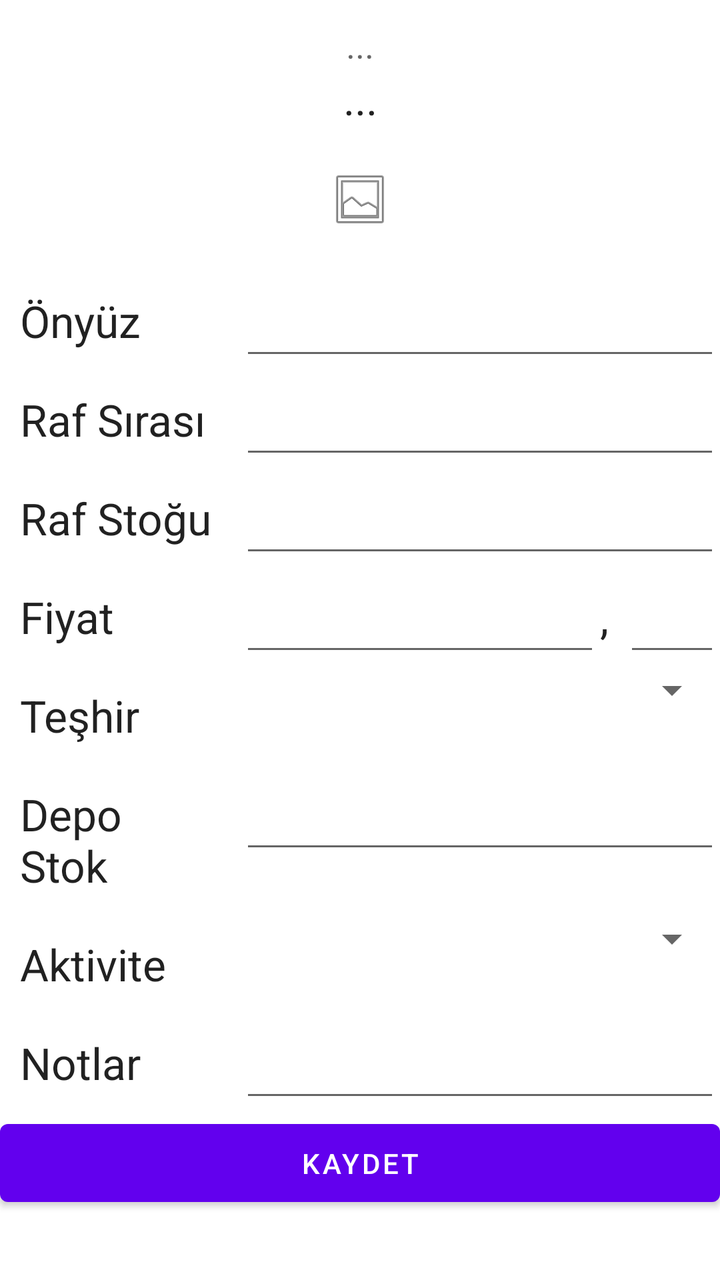
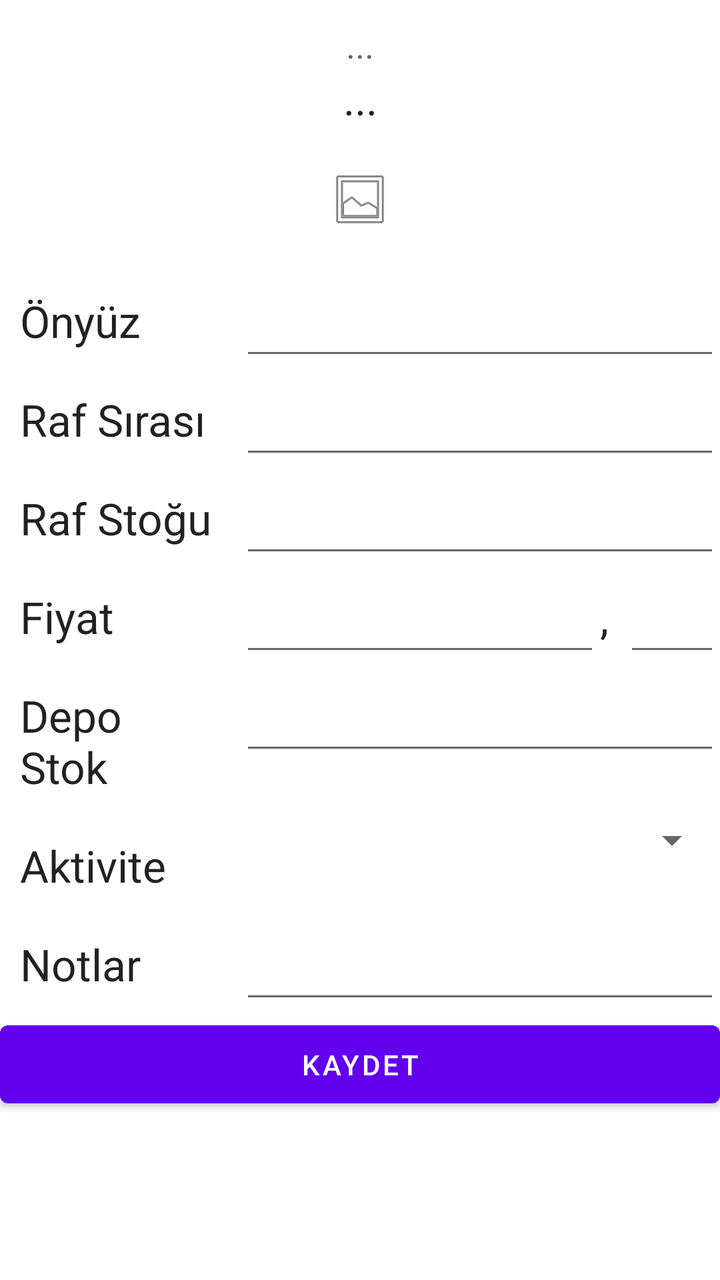

An Android layout rendered at two revisions. The XML below is the earlier revision; the diff shows what the commit changed to produce the second picture.
<!-- AndroidManifest.xml: fallback theme Theme.MaterialComponents.DayNight.NoActionBar -->
<!-- res/layout/merchdataentry.xml -->
<LinearLayout android:orientation="vertical" android:layout_width="match_parent" android:descendantFocusability="beforeDescendants" android:focusableInTouchMode="true" android:layout_height="match_parent" xmlns:android="http://schemas.android.com/apk/res/android"><ScrollView android:minWidth="25px" android:minHeight="25px" android:layout_width="match_parent" android:layout_height="wrap_content" android:id="@+id/scrollView1"><LinearLayout android:orientation="vertical" android:layout_width="match_parent" android:layout_height="match_parent"><TextView android:text="..." android:textAppearance="?android:attr/textAppearanceMedium" android:layout_width="match_parent" android:layout_height="wrap_content" android:paddingTop="10dp" android:id="@+id/MerchDataEntry_lblRetailShopName" android:gravity="center_horizontal" /><TextView android:text="..." android:textAppearance="?android:attr/textAppearanceLarge" android:layout_width="match_parent" android:layout_height="wrap_content" android:id="@+id/MerchDataEntry_lblCustomerProductName" android:gravity="center_horizontal" /><ImageView android:src="@android:drawable/ic_menu_gallery" android:layout_width="match_parent" android:layout_height="wrap_content" android:id="@+id/MerchDataEntry_pctCustomerProductPhoto" android:scaleType="fitCenter" android:padding="20dp" /><LinearLayout android:orientation="horizontal" android:minWidth="25px" android:minHeight="25px" android:layout_width="fill_parent" android:layout_height="wrap_content"><TextView android:text="Önyüz" android:textAppearance="?android:attr/textAppearanceLarge" android:layout_height="wrap_content" android:layout_weight="1" android:layout_gravity="left" android:layout_width="0dp" android:padding="10dp" /><EditText android:textAppearance="?android:attr/textAppearanceLarge" android:layout_width="0dp" android:layout_gravity="right" android:layout_height="wrap_content" android:id="@+id/MerchDataEntry_txtFaceCount" android:layout_weight="2" android:padding="10dp" android:gravity="center" android:inputType="number" /></LinearLayout><LinearLayout android:orientation="horizontal" android:minWidth="25px" android:minHeight="25px" android:layout_width="fill_parent" android:layout_height="wrap_content"><TextView android:text="Raf Sırası" android:textAppearance="?android:attr/textAppearanceLarge" android:layout_height="wrap_content" android:layout_weight="1" android:layout_gravity="left" android:layout_width="0dp" android:padding="10dp" /><EditText android:textAppearance="?android:attr/textAppearanceLarge" android:layout_width="0dp" android:layout_gravity="right" android:layout_height="wrap_content" android:id="@+id/MerchDataEntry_txtShelfIndex" android:layout_weight="2" android:padding="10dp" android:gravity="center" android:inputType="number" /></LinearLayout><LinearLayout android:orientation="horizontal" android:minWidth="25px" android:minHeight="25px" android:layout_width="fill_parent" android:layout_height="wrap_content"><TextView android:text="Raf Stoğu" android:textAppearance="?android:attr/textAppearanceLarge" android:layout_height="wrap_content" android:layout_weight="1" android:layout_gravity="left" android:layout_width="0dp" android:padding="10dp" /><EditText android:textAppearance="?android:attr/textAppearanceLarge" android:layout_width="0dp" android:layout_gravity="right" android:layout_height="wrap_content" android:id="@+id/MerchDataEntry_txtShelfStok" android:layout_weight="2" android:padding="10dp" android:gravity="center" android:inputType="number" /></LinearLayout><LinearLayout android:orientation="horizontal" android:minWidth="25px" android:minHeight="25px" android:layout_width="fill_parent" android:layout_height="wrap_content"><TextView android:text="Fiyat" android:textAppearance="?android:attr/textAppearanceLarge" android:layout_height="wrap_content" android:layout_weight="1" android:layout_gravity="left" android:layout_width="0dp" android:padding="10dp" /><EditText android:textAppearance="?android:attr/textAppearanceLarge" android:layout_width="0dp" android:layout_gravity="right" android:layout_height="wrap_content" android:id="@+id/MerchDataEntry_txtShelfPrice1" android:layout_weight="1.5" android:padding="10dp" android:gravity="right" android:inputType="number" /><TextView android:text="," android:textAppearance="?android:attr/textAppearanceLarge" android:layout_height="wrap_content" android:layout_weight="0.1" android:layout_gravity="center" android:layout_width="0dp" /><EditText android:textAppearance="?android:attr/textAppearanceLarge" android:layout_width="0dp" android:layout_gravity="right" android:layout_height="wrap_content" android:id="@+id/MerchDataEntry_txtShelfPrice2" android:layout_weight="0.4" android:padding="10dp" android:gravity="left" android:inputType="number" /></LinearLayout><LinearLayout android:orientation="horizontal" android:minWidth="25px" android:minHeight="25px" android:layout_width="fill_parent" android:layout_height="wrap_content"><TextView android:text="Teşhir" android:textAppearance="?android:attr/textAppearanceLarge" android:layout_height="wrap_content" android:layout_weight="1" android:layout_gravity="left" android:layout_width="0dp" android:padding="10dp" /><Spinner android:id="@+id/MerchDataEntry_wlePromotionTypeName" android:layout_height="wrap_content" android:layout_weight="1" android:layout_gravity="left" android:layout_width="0dp" android:padding="10dp" android:prompt="@string/promotiontypename_prompt" /></LinearLayout><LinearLayout android:orientation="horizontal" android:minWidth="25px" android:minHeight="25px" android:layout_width="fill_parent" android:layout_height="wrap_content"><TextView android:text="Depo Stok" android:textAppearance="?android:attr/textAppearanceLarge" android:layout_height="wrap_content" android:layout_weight="1" android:layout_gravity="left" android:layout_width="0dp" android:padding="10dp" /><EditText android:textAppearance="?android:attr/textAppearanceLarge" android:layout_width="0dp" android:layout_gravity="right" android:layout_height="wrap_content" android:id="@+id/MerchDataEntry_txtWarehouseStock" android:layout_weight="2" android:padding="10dp" android:gravity="left" android:inputType="number" /></LinearLayout><LinearLayout android:orientation="horizontal" android:minWidth="25px" android:minHeight="25px" android:layout_width="fill_parent" android:layout_height="wrap_content"><TextView android:text="Aktivite" android:textAppearance="?android:attr/textAppearanceLarge" android:layout_height="wrap_content" android:layout_weight="1" android:layout_gravity="left" android:layout_width="0dp" android:padding="10dp" /><Spinner android:id="@+id/MerchDataEntry_wleActivityTypeName" android:layout_height="wrap_content" android:layout_weight="1" android:layout_gravity="left" android:layout_width="0dp" android:padding="10dp" android:prompt="@string/activitytypename_prompt" /></LinearLayout><LinearLayout android:visibility="gone" android:id="@+id/MerchDataEntry_pnlActivityPrice" android:orientation="horizontal" android:minWidth="25px" android:minHeight="25px" android:layout_width="fill_parent" android:layout_height="wrap_content"><TextView android:text="İndirimli Fiyat" android:textAppearance="?android:attr/textAppearanceLarge" android:layout_height="wrap_content" android:layout_weight="1" android:layout_gravity="left" android:layout_width="0dp" android:padding="10dp" /><EditText android:textAppearance="?android:attr/textAppearanceLarge" android:layout_width="0dp" android:layout_gravity="right" android:layout_height="wrap_content" android:id="@+id/MerchDataEntry_txtDiscountPrice1" android:layout_weight="1.5" android:padding="10dp" android:gravity="right" android:inputType="number" /><TextView android:text="," android:textAppearance="?android:attr/textAppearanceLarge" android:layout_height="wrap_content" android:layout_weight="0.1" android:layout_gravity="center" android:layout_width="0dp" /><EditText android:textAppearance="?android:attr/textAppearanceLarge" android:layout_width="0dp" android:layout_gravity="right" android:layout_height="wrap_content" android:id="@+id/MerchDataEntry_txtDiscountPrice2" android:layout_weight="0.4" android:padding="10dp" android:gravity="left" android:inputType="number" /></LinearLayout><LinearLayout android:orientation="horizontal" android:minWidth="25px" android:minHeight="25px" android:layout_width="fill_parent" android:layout_height="wrap_content"><TextView android:text="Notlar" android:textAppearance="?android:attr/textAppearanceLarge" android:layout_height="wrap_content" android:layout_weight="1" android:layout_gravity="left" android:layout_width="0dp" android:padding="10dp" /><EditText android:textAppearance="?android:attr/textAppearanceLarge" android:layout_width="0dp" android:layout_gravity="right" android:layout_height="wrap_content" android:id="@+id/MerchDataEntry_txtNotes" android:layout_weight="2" android:padding="10dp" android:gravity="left" android:inputType="textMultiLine" /></LinearLayout><Button android:paddingTop="10dp" android:paddingBottom="10dp" android:text="KAYDET" android:layout_width="match_parent" android:layout_height="wrap_content" android:id="@+id/MerchDataEntry_btnSave" /></LinearLayout></ScrollView></LinearLayout>
<!-- resources referenced by this layout -->
<resources>
  <string name="activitytypename_prompt">Seçiniz</string>
  <string name="promotiontypename_prompt">Seçiniz</string>
  <style name="Theme.MaterialComponents.DayNight.NoActionBar" parent="Theme.MaterialComponents.NoActionBar" />
</resources>

<!-- the commit's change to res/layout/merchdataentry.xml (unified diff, before → after) -->
@@ -1 +1 @@
-<LinearLayout android:orientation="vertical" android:layout_width="match_parent" android:descendantFocusability="beforeDescendants" android:focusableInTouchMode="true" android:layout_height="match_parent" xmlns:android="http://schemas.android.com/apk/res/android"><ScrollView android:minWidth="25px" android:minHeight="25px" android:layout_width="match_parent" android:layout_height="wrap_content" android:id="@+id/scrollView1"><LinearLayout android:orientation="vertical" android:layout_width="match_parent" android:layout_height="match_parent"><TextView android:text="..." android:textAppearance="?android:attr/textAppearanceMedium" android:layout_width="match_parent" android:layout_height="wrap_content" android:paddingTop="10dp" android:id="@+id/MerchDataEntry_lblRetailShopName" android:gravity="center_horizontal" /><TextView android:text="..." android:textAppearance="?android:attr/textAppearanceLarge" android:layout_width="match_parent" android:layout_height="wrap_content" android:id="@+id/MerchDataEntry_lblCustomerProductName" android:gravity="center_horizontal" /><ImageView android:src="@android:drawable/ic_menu_gallery" android:layout_width="match_parent" android:layout_height="wrap_content" android:id="@+id/MerchDataEntry_pctCustomerProductPhoto" android:scaleType="fitCenter" android:padding="20dp" /><LinearLayout android:orientation="horizontal" android:minWidth="25px" android:minHeight="25px" android:layout_width="fill_parent" android:layout_height="wrap_content"><TextView android:text="Önyüz" android:textAppearance="?android:attr/textAppearanceLarge" android:layout_height="wrap_content" android:layout_weight="1" android:layout_gravity="left" android:layout_width="0dp" android:padding="10dp" /><EditText android:textAppearance="?android:attr/textAppearanceLarge" android:layout_width="0dp" android:layout_gravity="right" android:layout_height="wrap_content" android:id="@+id/MerchDataEntry_txtFaceCount" android:layout_weight="2" android:padding="10dp" android:gravity="center" android:inputType="number" /></LinearLayout><LinearLayout android:orientation="horizontal" android:minWidth="25px" android:minHeight="25px" android:layout_width="fill_parent" android:layout_height="wrap_content"><TextView android:text="Raf Sırası" android:textAppearance="?android:attr/textAppearanceLarge" android:layout_height="wrap_content" android:layout_weight="1" android:layout_gravity="left" android:layout_width="0dp" android:padding="10dp" /><EditText android:textAppearance="?android:attr/textAppearanceLarge" android:layout_width="0dp" android:layout_gravity="right" android:layout_height="wrap_content" android:id="@+id/MerchDataEntry_txtShelfIndex" android:layout_weight="2" android:padding="10dp" android:gravity="center" android:inputType="number" /></LinearLayout><LinearLayout android:orientation="horizontal" android:minWidth="25px" android:minHeight="25px" android:layout_width="fill_parent" android:layout_height="wrap_content"><TextView android:text="Raf Stoğu" android:textAppearance="?android:attr/textAppearanceLarge" android:layout_height="wrap_content" android:layout_weight="1" android:layout_gravity="left" android:layout_width="0dp" android:padding="10dp" /><EditText android:textAppearance="?android:attr/textAppearanceLarge" android:layout_width="0dp" android:layout_gravity="right" android:layout_height="wrap_content" android:id="@+id/MerchDataEntry_txtShelfStok" android:layout_weight="2" android:padding="10dp" android:gravity="center" android:inputType="number" /></LinearLayout><LinearLayout android:orientation="horizontal" android:minWidth="25px" android:minHeight="25px" android:layout_width="fill_parent" android:layout_height="wrap_content"><TextView android:text="Fiyat" android:textAppearance="?android:attr/textAppearanceLarge" android:layout_height="wrap_content" android:layout_weight="1" android:layout_gravity="left" android:layout_width="0dp" android:padding="10dp" /><EditText android:textAppearance="?android:attr/textAppearanceLarge" android:layout_width="0dp" android:layout_gravity="right" android:layout_height="wrap_content" android:id="@+id/MerchDataEntry_txtShelfPrice1" android:layout_weight="1.5" android:padding="10dp" android:gravity="right" android:inputType="number" /><TextView android:text="," android:textAppearance="?android:attr/textAppearanceLarge" android:layout_height="wrap_content" android:layout_weight="0.1" android:layout_gravity="center" android:layout_width="0dp" /><EditText android:textAppearance="?android:attr/textAppearanceLarge" android:layout_width="0dp" android:layout_gravity="right" android:layout_height="wrap_content" android:id="@+id/MerchDataEntry_txtShelfPrice2" android:layout_weight="0.4" android:padding="10dp" android:gravity="left" android:inputType="number" /></LinearLayout><LinearLayout android:orientation="horizontal" android:minWidth="25px" android:minHeight="25px" android:layout_width="fill_parent" android:layout_height="wrap_content"><TextView android:text="Teşhir" android:textAppearance="?android:attr/textAppearanceLarge" android:layout_height="wrap_content" android:layout_weight="1" android:layout_gravity="left" android:layout_width="0dp" android:padding="10dp" /><Spinner android:id="@+id/MerchDataEntry_wlePromotionTypeName" android:layout_height="wrap_content" android:layout_weight="1" android:layout_gravity="left" android:layout_width="0dp" android:padding="10dp" android:prompt="@string/promotiontypename_prompt" /></LinearLayout><LinearLayout android:orientation="horizontal" android:minWidth="25px" android:minHeight="25px" android:layout_width="fill_parent" android:layout_height="wrap_content"><TextView android:text="Depo Stok" android:textAppearance="?android:attr/textAppearanceLarge" android:layout_height="wrap_content" android:layout_weight="1" android:layout_gravity="left" android:layout_width="0dp" android:padding="10dp" /><EditText android:textAppearance="?android:attr/textAppearanceLarge" android:layout_width="0dp" android:layout_gravity="right" android:layout_height="wrap_content" android:id="@+id/MerchDataEntry_txtWarehouseStock" android:layout_weight="2" android:padding="10dp" android:gravity="left" android:inputType="number" /></LinearLayout><LinearLayout android:orientation="horizontal" android:minWidth="25px" android:minHeight="25px" android:layout_width="fill_parent" android:layout_height="wrap_content"><TextView android:text="Aktivite" android:textAppearance="?android:attr/textAppearanceLarge" android:layout_height="wrap_content" android:layout_weight="1" android:layout_gravity="left" android:layout_width="0dp" android:padding="10dp" /><Spinner android:id="@+id/MerchDataEntry_wleActivityTypeName" android:layout_height="wrap_content" android:layout_weight="1" android:layout_gravity="left" android:layout_width="0dp" android:padding="10dp" android:prompt="@string/activitytypename_prompt" /></LinearLayout><LinearLayout android:visibility="gone" android:id="@+id/MerchDataEntry_pnlActivityPrice" android:orientation="horizontal" android:minWidth="25px" android:minHeight="25px" android:layout_width="fill_parent" android:layout_height="wrap_content"><TextView android:text="İndirimli Fiyat" android:textAppearance="?android:attr/textAppearanceLarge" android:layout_height="wrap_content" android:layout_weight="1" android:layout_gravity="left" android:layout_width="0dp" android:padding="10dp" /><EditText android:textAppearance="?android:attr/textAppearanceLarge" android:layout_width="0dp" android:layout_gravity="right" android:layout_height="wrap_content" android:id="@+id/MerchDataEntry_txtDiscountPrice1" android:layout_weight="1.5" android:padding="10dp" android:gravity="right" android:inputType="number" /><TextView android:text="," android:textAppearance="?android:attr/textAppearanceLarge" android:layout_height="wrap_content" android:layout_weight="0.1" android:layout_gravity="center" android:layout_width="0dp" /><EditText android:textAppearance="?android:attr/textAppearanceLarge" android:layout_width="0dp" android:layout_gravity="right" android:layout_height="wrap_content" android:id="@+id/MerchDataEntry_txtDiscountPrice2" android:layout_weight="0.4" android:padding="10dp" android:gravity="left" android:inputType="number" /></LinearLayout><LinearLayout android:orientation="horizontal" android:minWidth="25px" android:minHeight="25px" android:layout_width="fill_parent" android:layout_height="wrap_content"><TextView android:text="Notlar" android:textAppearance="?android:attr/textAppearanceLarge" android:layout_height="wrap_content" android:layout_weight="1" android:layout_gravity="left" android:layout_width="0dp" android:padding="10dp" /><EditText android:textAppearance="?android:attr/textAppearanceLarge" android:layout_width="0dp" android:layout_gravity="right" android:layout_height="wrap_content" android:id="@+id/MerchDataEntry_txtNotes" android:layout_weight="2" android:padding="10dp" android:gravity="left" android:inputType="textMultiLine" /></LinearLayout><Button android:paddingTop="10dp" android:paddingBottom="10dp" android:text="KAYDET" android:layout_width="match_parent" android:layout_height="wrap_content" android:id="@+id/MerchDataEntry_btnSave" /></LinearLayout></ScrollView></LinearLayout>
+<LinearLayout android:orientation="vertical" android:layout_width="match_parent" android:descendantFocusability="beforeDescendants" android:focusableInTouchMode="true" android:layout_height="match_parent" xmlns:android="http://schemas.android.com/apk/res/android"><ScrollView android:minWidth="25px" android:minHeight="25px" android:layout_width="match_parent" android:layout_height="wrap_content" android:id="@+id/scrollView1"><LinearLayout android:orientation="vertical" android:layout_width="match_parent" android:layout_height="match_parent"><TextView android:text="..." android:textAppearance="?android:attr/textAppearanceMedium" android:layout_width="match_parent" android:layout_height="wrap_content" android:paddingTop="10dp" android:id="@+id/MerchDataEntry_lblRetailShopName" android:gravity="center_horizontal" /><TextView android:text="..." android:textAppearance="?android:attr/textAppearanceLarge" android:layout_width="match_parent" android:layout_height="wrap_content" android:id="@+id/MerchDataEntry_lblCustomerProductName" android:gravity="center_horizontal" /><ImageView android:src="@android:drawable/ic_menu_gallery" android:layout_width="match_parent" android:layout_height="wrap_content" android:id="@+id/MerchDataEntry_pctCustomerProductPhoto" android:scaleType="fitCenter" android:padding="20dp" /><LinearLayout android:orientation="horizontal" android:minWidth="25px" android:minHeight="25px" android:layout_width="fill_parent" android:layout_height="wrap_content"><TextView android:text="Önyüz" android:textAppearance="?android:attr/textAppearanceLarge" android:layout_height="wrap_content" android:layout_weight="1" android:layout_gravity="left" android:layout_width="0dp" android:padding="10dp" /><EditText android:textAppearance="?android:attr/textAppearanceLarge" android:layout_width="0dp" android:layout_gravity="right" android:layout_height="wrap_content" android:id="@+id/MerchDataEntry_txtFaceCount" android:layout_weight="2" android:padding="10dp" android:gravity="center" android:inputType="number" /></LinearLayout><LinearLayout android:orientation="horizontal" android:minWidth="25px" android:minHeight="25px" android:layout_width="fill_parent" android:layout_height="wrap_content"><TextView android:text="Raf Sırası" android:textAppearance="?android:attr/textAppearanceLarge" android:layout_height="wrap_content" android:layout_weight="1" android:layout_gravity="left" android:layout_width="0dp" android:padding="10dp" /><EditText android:textAppearance="?android:attr/textAppearanceLarge" android:layout_width="0dp" android:layout_gravity="right" android:layout_height="wrap_content" android:id="@+id/MerchDataEntry_txtShelfIndex" android:layout_weight="2" android:padding="10dp" android:gravity="center" android:inputType="number" /></LinearLayout><LinearLayout android:orientation="horizontal" android:minWidth="25px" android:minHeight="25px" android:layout_width="fill_parent" android:layout_height="wrap_content"><TextView android:text="Raf Stoğu" android:textAppearance="?android:attr/textAppearanceLarge" android:layout_height="wrap_content" android:layout_weight="1" android:layout_gravity="left" android:layout_width="0dp" android:padding="10dp" /><EditText android:textAppearance="?android:attr/textAppearanceLarge" android:layout_width="0dp" android:layout_gravity="right" android:layout_height="wrap_content" android:id="@+id/MerchDataEntry_txtShelfStok" android:layout_weight="2" android:padding="10dp" android:gravity="center" android:inputType="number" /></LinearLayout><LinearLayout android:orientation="horizontal" android:minWidth="25px" android:minHeight="25px" android:layout_width="fill_parent" android:layout_height="wrap_content"><TextView android:text="Fiyat" android:textAppearance="?android:attr/textAppearanceLarge" android:layout_height="wrap_content" android:layout_weight="1" android:layout_gravity="left" android:layout_width="0dp" android:padding="10dp" /><EditText android:textAppearance="?android:attr/textAppearanceLarge" android:layout_width="0dp" android:layout_gravity="right" android:layout_height="wrap_content" android:id="@+id/MerchDataEntry_txtShelfPrice1" android:layout_weight="1.5" android:padding="10dp" android:gravity="right" android:inputType="number" /><TextView android:text="," android:textAppearance="?android:attr/textAppearanceLarge" android:layout_height="wrap_content" android:layout_weight="0.1" android:layout_gravity="center" android:layout_width="0dp" /><EditText android:textAppearance="?android:attr/textAppearanceLarge" android:layout_width="0dp" android:layout_gravity="right" android:layout_height="wrap_content" android:id="@+id/MerchDataEntry_txtShelfPrice2" android:layout_weight="0.4" android:padding="10dp" android:gravity="left" android:inputType="number" /></LinearLayout><LinearLayout android:orientation="horizontal" android:minWidth="25px" android:minHeight="25px" android:layout_width="fill_parent" android:layout_height="wrap_content"><TextView android:text="Depo Stok" android:textAppearance="?android:attr/textAppearanceLarge" android:layout_height="wrap_content" android:layout_weight="1" android:layout_gravity="left" android:layout_width="0dp" android:padding="10dp" /><EditText android:textAppearance="?android:attr/textAppearanceLarge" android:layout_width="0dp" android:layout_gravity="right" android:layout_height="wrap_content" android:id="@+id/MerchDataEntry_txtWarehouseStock" android:layout_weight="2" android:padding="10dp" android:gravity="left" android:inputType="number" /></LinearLayout><LinearLayout android:orientation="horizontal" android:minWidth="25px" android:minHeight="25px" android:layout_width="fill_parent" android:layout_height="wrap_content"><TextView android:text="Aktivite" android:textAppearance="?android:attr/textAppearanceLarge" android:layout_height="wrap_content" android:layout_weight="1" android:layout_gravity="left" android:layout_width="0dp" android:padding="10dp" /><Spinner android:id="@+id/MerchDataEntry_wleActivityTypeName" android:layout_height="wrap_content" android:layout_weight="1" android:layout_gravity="left" android:layout_width="0dp" android:padding="10dp" android:prompt="@string/activitytypename_prompt" /></LinearLayout><LinearLayout android:visibility="gone" android:id="@+id/MerchDataEntry_pnlActivityPrice" android:orientation="horizontal" android:minWidth="25px" android:minHeight="25px" android:layout_width="fill_parent" android:layout_height="wrap_content"><TextView android:text="İndirimli Fiyat" android:textAppearance="?android:attr/textAppearanceLarge" android:layout_height="wrap_content" android:layout_weight="1" android:layout_gravity="left" android:layout_width="0dp" android:padding="10dp" /><EditText android:textAppearance="?android:attr/textAppearanceLarge" android:layout_width="0dp" android:layout_gravity="right" android:layout_height="wrap_content" android:id="@+id/MerchDataEntry_txtDiscountPrice1" android:layout_weight="1.5" android:padding="10dp" android:gravity="right" android:inputType="number" /><TextView android:text="," android:textAppearance="?android:attr/textAppearanceLarge" android:layout_height="wrap_content" android:layout_weight="0.1" android:layout_gravity="center" android:layout_width="0dp" /><EditText android:textAppearance="?android:attr/textAppearanceLarge" android:layout_width="0dp" android:layout_gravity="right" android:layout_height="wrap_content" android:id="@+id/MerchDataEntry_txtDiscountPrice2" android:layout_weight="0.4" android:padding="10dp" android:gravity="left" android:inputType="number" /></LinearLayout><LinearLayout android:orientation="horizontal" android:minWidth="25px" android:minHeight="25px" android:layout_width="fill_parent" android:layout_height="wrap_content"><TextView android:text="Notlar" android:textAppearance="?android:attr/textAppearanceLarge" android:layout_height="wrap_content" android:layout_weight="1" android:layout_gravity="left" android:layout_width="0dp" android:padding="10dp" /><EditText android:textAppearance="?android:attr/textAppearanceLarge" android:layout_width="0dp" android:layout_gravity="right" android:layout_height="wrap_content" android:id="@+id/MerchDataEntry_txtNotes" android:layout_weight="2" android:padding="10dp" android:gravity="left" android:inputType="textMultiLine" /></LinearLayout><Button android:paddingTop="10dp" android:paddingBottom="10dp" android:text="KAYDET" android:layout_width="match_parent" android:layout_height="wrap_content" android:id="@+id/MerchDataEntry_btnSave" /></LinearLayout></ScrollView></LinearLayout>
<!-- resource entries referenced after the edit -->
@@ -1,7 +1,6 @@
 <!-- resources referenced by this layout -->
 <resources>
   <string name="activitytypename_prompt">Seçiniz</string>
-  <string name="promotiontypename_prompt">Seçiniz</string>
   <style name="Theme.MaterialComponents.DayNight.NoActionBar" parent="Theme.MaterialComponents.NoActionBar" />
 </resources>
 
